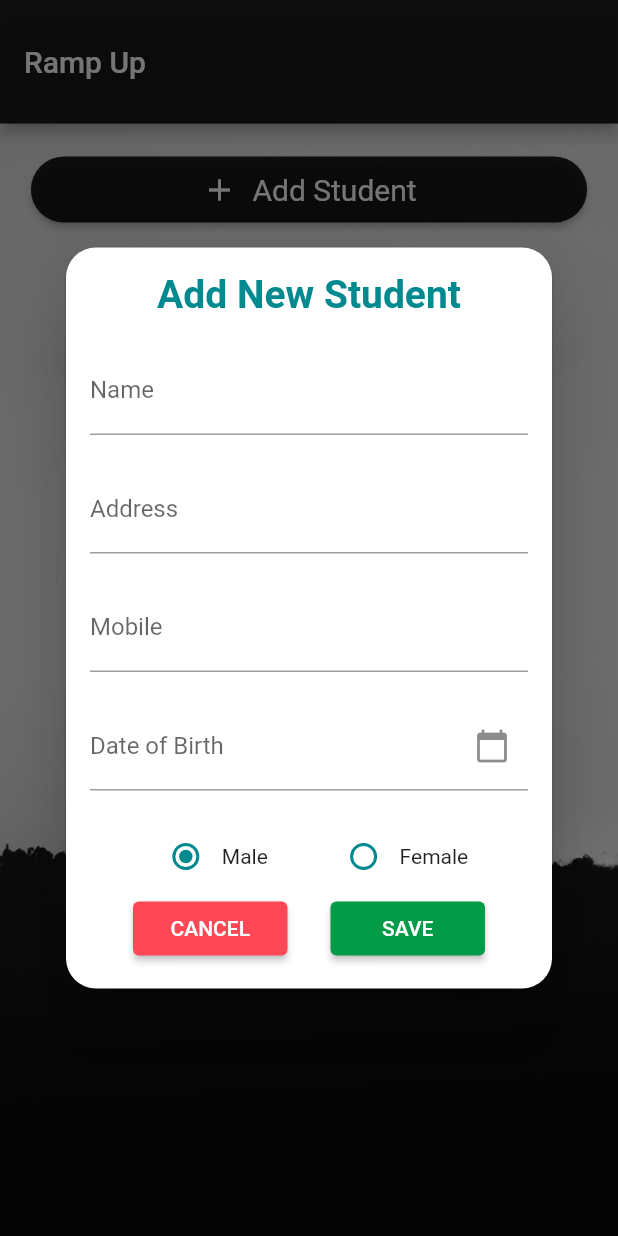
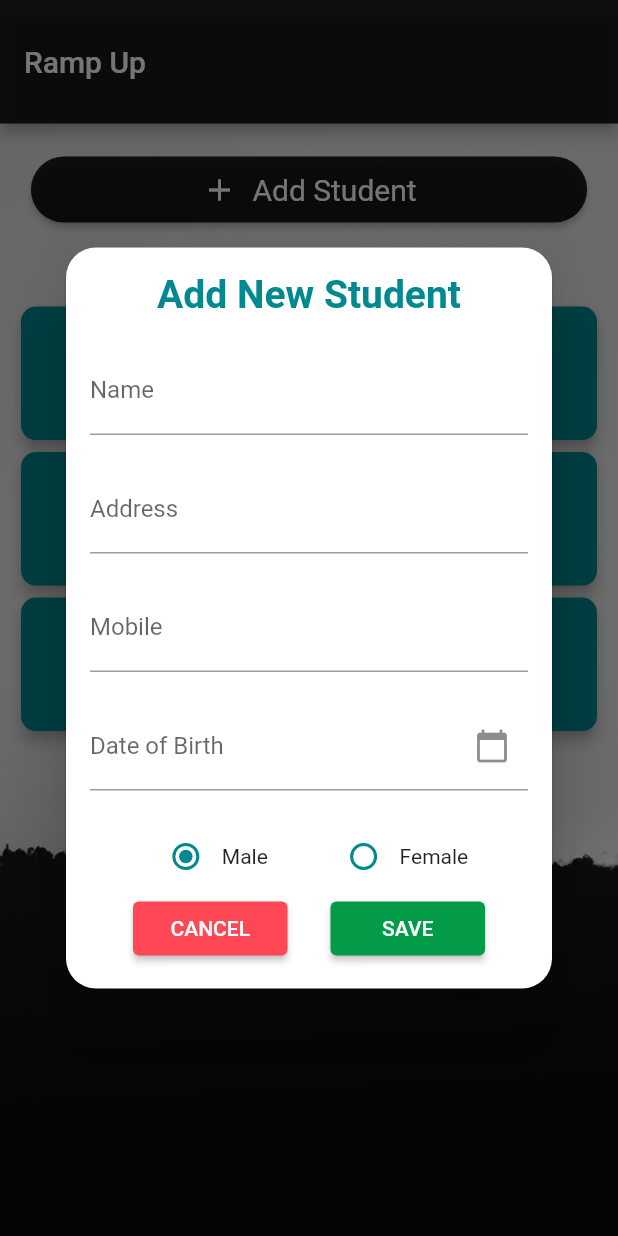
Before and after one commit to sumathipala-hes/training-ramp-up, a Flutter app: the screen it shows after launch, after a tap on "Add Student", on a phone screen of 412 x 824 dp. Run offline on Flutter 3.47's test engine with Material 2 defaults, Android fonts, the phone set to English and light mode, and no system bars; our stand-ins replace flutter_bloc.

Commit message:
Task Completed

```diff
--- /dev/null
+++ b/frontend/lib/data/dummy_data.dart
@@ -0,0 +1,28 @@
+import '../model/student.dart';
+
+List<Student> dummyData = [
+  Student(
+    id: '1',
+    name: 'John Doe',
+    address: 'England',
+    mobile: '0754423424',
+    dob: DateTime.now(),
+    gender: 'Male',
+  ),
+  Student(
+    id: '2',
+    name: 'Dasun Pubudu',
+    address: 'Galle',
+    mobile: '074234234',
+    dob: DateTime.now(),
+    gender: 'Male',
+  ),
+  Student(
+    id: '3',
+    name: 'Ramal Silva',
+    address: 'Colombo',
+    mobile: '0723434534',
+    dob: DateTime.now(),
+    gender: 'Male',
+  ),
+];
--- a/frontend/lib/ui/home_page/home_page_bloc.dart
+++ b/frontend/lib/ui/home_page/home_page_bloc.dart
@@ -1,6 +1,7 @@
 import 'dart:async';
 import 'package:flutter/cupertino.dart';
 import 'package:flutter_bloc/flutter_bloc.dart';
+import 'package:frontend/data/dummy_data.dart';
 import '../../model/student.dart';
 import 'home_page_event.dart';
 import 'home_page_state.dart';
@@ -9,12 +10,13 @@ class HomePageBloc extends Bloc<HomePageEvent, HomePageState> {
   HomePageBloc(BuildContext context) : super(HomePageState.initialState) {
     on<SaveStudentEvent>(_saveStudent);
     on<GetAllStudents>(_getAllStudents);
+    GetAllStudents();
   }
 
   Future<FutureOr<void>> _saveStudent(
       SaveStudentEvent event, Emitter<HomePageState> emit) async {
     Student student = Student(
-      id: '1',
+      id: (state.students.length + 1).toString(),
       name: event.name,
       address: event.address,
       mobile: event.mobile,
@@ -31,27 +33,25 @@ class HomePageBloc extends Bloc<HomePageEvent, HomePageState> {
     );
   }
 
-  Future<List<Student>> _getAllEvent() async {
-    List<Student> getAll = state.students.toList();
-    return getAll
-        .map(
-          (e) => Student(
-            id: e.id,
-            name: e.name,
-            address: e.address,
-            mobile: e.mobile,
-            dob: e.dob,
-            gender: e.gender,
-          ),
-        )
-        .toList();
-  }
-
   Future<FutureOr<void>> _getAllStudents(
       GetAllStudents event, Emitter<HomePageState> emit) async {
+    List<Student> dummyDataStudents =
+        state.students.isNotEmpty ? [] : dummyData;
+    List<Student> studentList = [...state.students, ...dummyDataStudents];
     emit(
       state.clone(
-        students: await _getAllEvent(),
+        students: studentList
+            .map(
+              (student) => Student(
+                id: student.id,
+                name: student.name,
+                address: student.address,
+                mobile: student.mobile,
+                dob: student.dob,
+                gender: student.gender,
+              ),
+            )
+            .toList(),
       ),
     );
   }
--- a/frontend/lib/ui/widget/student_form.dart
+++ b/frontend/lib/ui/widget/student_form.dart
@@ -95,7 +95,7 @@ class _StudentFormState extends State<StudentForm> {
                     context: context,
                     initialDate: DateTime.parse('2000-01-01'),
                     firstDate: DateTime(2000),
-                    lastDate: DateTime(2025),
+                    lastDate: DateTime(DateTime.now().year - 18),
                   );
                   dateController.text = DateFormat('EEE MMM d yyyy').format(
                     date ?? DateTime.now(),
```
